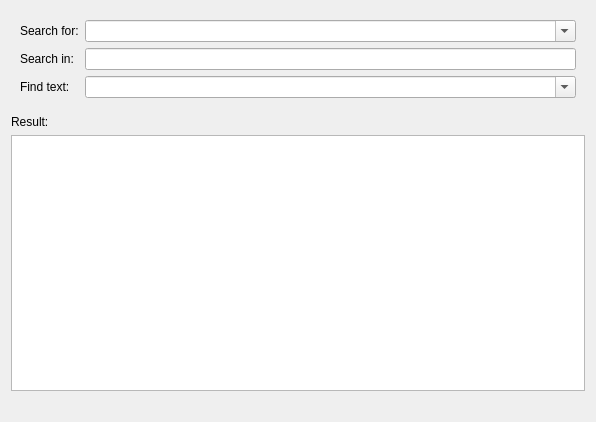
First picture: the form in total-finder/find_in_files.ui, repository vlanse/tf, before the edit.
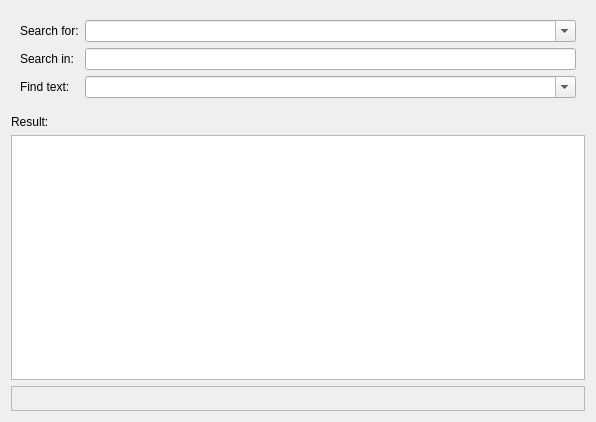
Second picture: the form after the edit.

Commit message: fix find-in-files layout

Diff of the .ui file:
```diff
--- a/total-finder/find_in_files.ui
+++ b/total-finder/find_in_files.ui
@@ -91,10 +91,56 @@
     </widget>
    </item>
    <item>
-    <widget class="QLabel" name="ProgressLabel">
-     <property name="text">
-      <string/>
+    <widget class="QScrollArea" name="scrollArea">
+     <property name="maximumSize">
+      <size>
+       <width>16777215</width>
+       <height>25</height>
+      </size>
      </property>
+     <property name="horizontalScrollBarPolicy">
+      <enum>Qt::ScrollBarAlwaysOff</enum>
+     </property>
+     <property name="widgetResizable">
+      <bool>true</bool>
+     </property>
+     <widget class="QWidget" name="scrollAreaWidgetContents">
+      <property name="geometry">
+       <rect>
+        <x>0</x>
+        <y>0</y>
+        <width>570</width>
+        <height>23</height>
+       </rect>
+      </property>
+      <layout class="QVBoxLayout" name="verticalLayout_3">
+       <property name="leftMargin">
+        <number>0</number>
+       </property>
+       <property name="topMargin">
+        <number>0</number>
+       </property>
+       <property name="rightMargin">
+        <number>0</number>
+       </property>
+       <property name="bottomMargin">
+        <number>0</number>
+       </property>
+       <item>
+        <widget class="QLabel" name="ProgressLabel">
+         <property name="sizePolicy">
+          <sizepolicy hsizetype="Minimum" vsizetype="Preferred">
+           <horstretch>0</horstretch>
+           <verstretch>0</verstretch>
+          </sizepolicy>
+         </property>
+         <property name="text">
+          <string/>
+         </property>
+        </widget>
+       </item>
+      </layout>
+     </widget>
     </widget>
    </item>
   </layout>
```
The commit also changes 3 other files.
